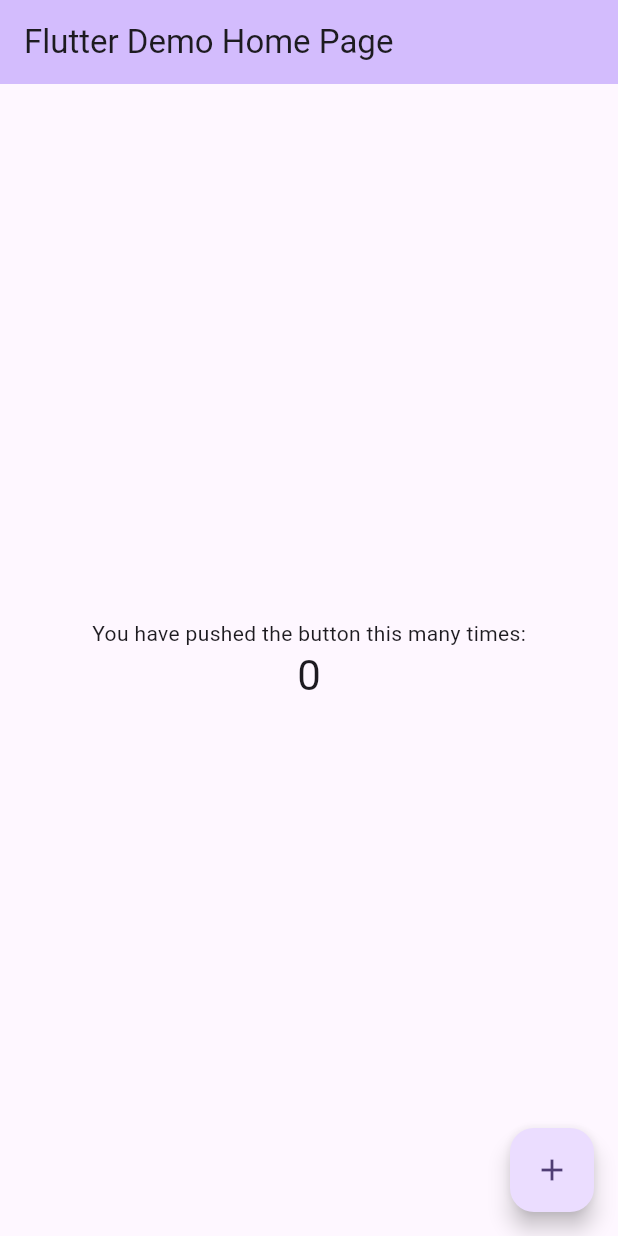
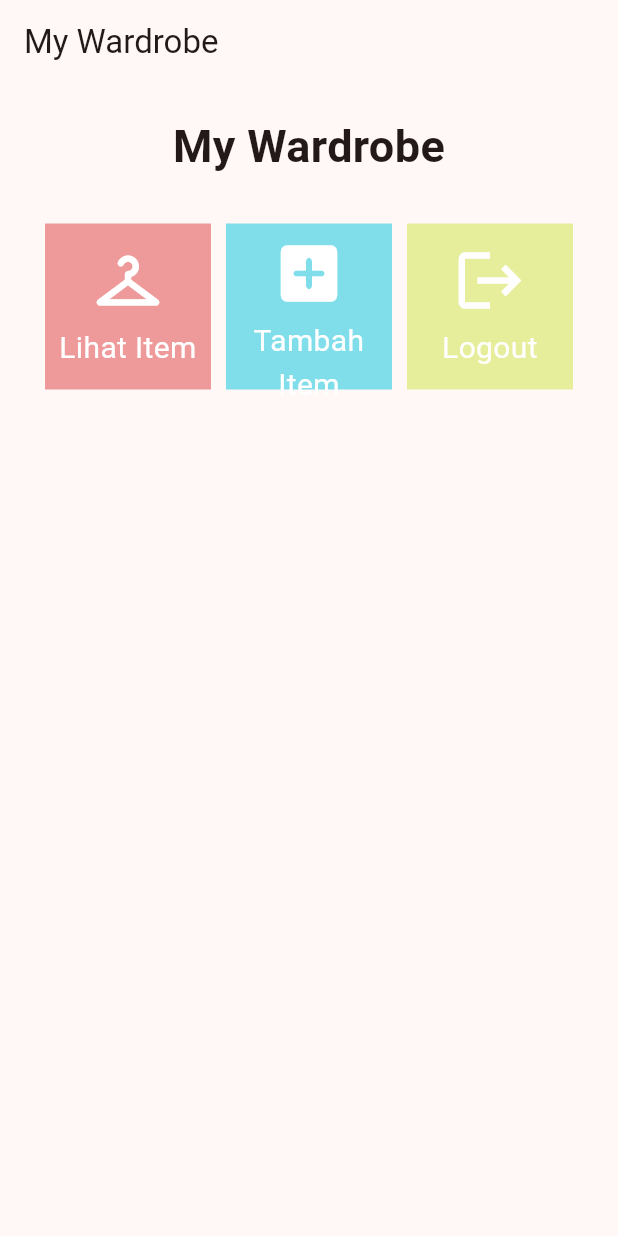
Before and after one commit to kilauakhyaari/MyWardrobe_mobile, a Flutter app: the screen it shows after launch, on a phone screen of 412 x 824 dp. Run offline on Flutter 3.47's test engine with Material 2 defaults, Android fonts, the phone set to English and light mode, and no system bars.

Commit message:
Sudah selesai mengerjakan tugas 7

```diff
--- a/lib/main.dart
+++ b/lib/main.dart
@@ -1,4 +1,5 @@
 import 'package:flutter/material.dart';
+import 'package:mywardrobe_mobile/menu.dart';
 
 void main() {
   runApp(const MyApp());
@@ -11,115 +12,12 @@
   @override
   Widget build(BuildContext context) {
     return MaterialApp(
-      title: 'Flutter Demo',
+      title: 'My Wardrobe',
       theme: ThemeData(
-        // This is the theme of your application.
-        //
-        // TRY THIS: Try running your application with "flutter run". You'll see
-        // the application has a blue toolbar. Then, without quitting the app,
-        // try changing the seedColor in the colorScheme below to Colors.green
-        // and then invoke "hot reload" (save your changes or press the "hot
-        // reload" button in a Flutter-supported IDE, or press "r" if you used
-        // the command line to start the app).
-        //
-        // Notice that the counter didn't reset back to zero; the application
-        // state is not lost during the reload. To reset the state, use hot
-        // restart instead.
-        //
-        // This works for code too, not just values: Most code changes can be
-        // tested with just a hot reload.
-        colorScheme: ColorScheme.fromSeed(seedColor: Colors.deepPurple),
+        colorScheme: ColorScheme.fromSeed(seedColor: Colors.redAccent),
         useMaterial3: true,
       ),
-      home: const MyHomePage(title: 'Flutter Demo Home Page'),
+      home: MyHomePage(),
     );
   }
 }
-
-class MyHomePage extends StatefulWidget {
-  const MyHomePage({super.key, required this.title});
-
-  // This widget is the home page of your application. It is stateful, meaning
-  // that it has a State object (defined below) that contains fields that affect
-  // how it looks.
-
-  // This class is the configuration for the state. It holds the values (in this
-  // case the title) provided by the parent (in this case the App widget) and
-  // used by the build method of the State. Fields in a Widget subclass are
-  // always marked "final".
-
-  final String title;
-
-  @override
-  State<MyHomePage> createState() => _MyHomePageState();
-}
-
-class _MyHomePageState extends State<MyHomePage> {
-  int _counter = 0;
-
-  void _incrementCounter() {
-    setState(() {
-      // This call to setState tells the Flutter framework that something has
-      // changed in this State, which causes it to rerun the build method below
-      // so that the display can reflect the updated values. If we changed
-      // _counter without calling setState(), then the build method would not be
-      // called again, and so nothing would appear to happen.
-      _counter++;
-    });
-  }
-
-  @override
-  Widget build(BuildContext context) {
-    // This method is rerun every time setState is called, for instance as done
-    // by the _incrementCounter method above.
-    //
-    // The Flutter framework has been optimized to make rerunning build methods
-    // fast, so that you can just rebuild anything that needs updating rather
-    // than having to individually change instances of widgets.
-    return Scaffold(
-      appBar: AppBar(
-        // TRY THIS: Try changing the color here to a specific color (to
-        // Colors.amber, perhaps?) and trigger a hot reload to see the AppBar
-        // change color while the other colors stay the same.
-        backgroundColor: Theme.of(context).colorScheme.inversePrimary,
-        // Here we take the value from the MyHomePage object that was created by
-        // the App.build method, and use it to set our appbar title.
-        title: Text(widget.title),
-      ),
-      body: Center(
-        // Center is a layout widget. It takes a single child and positions it
-        // in the middle of the parent.
-        child: Column(
-          // Column is also a layout widget. It takes a list of children and
-          // arranges them vertically. By default, it sizes itself to fit its
-          // children horizontally, and tries to be as tall as its parent.
-          //
-          // Column has various properties to control how it sizes itself and
-          // how it positions its children. Here we use mainAxisAlignment to
-          // center the children vertically; the main axis here is the vertical
-          // axis because Columns are vertical (the cross axis would be
-          // horizontal).
-          //
-          // TRY THIS: Invoke "debug painting" (choose the "Toggle Debug Paint"
-          // action in the IDE, or press "p" in the console), to see the
-          // wireframe for each widget.
-          mainAxisAlignment: MainAxisAlignment.center,
-          children: <Widget>[
-            const Text(
-              'You have pushed the button this many times:',
-            ),
-            Text(
-              '$_counter',
-              style: Theme.of(context).textTheme.headlineMedium,
-            ),
-          ],
-        ),
-      ),
-      floatingActionButton: FloatingActionButton(
-        onPressed: _incrementCounter,
-        tooltip: 'Increment',
-        child: const Icon(Icons.add),
-      ), // This trailing comma makes auto-formatting nicer for build methods.
-    );
-  }
-}
--- /dev/null
+++ b/lib/menu.dart
@@ -0,0 +1,112 @@
+import 'package:flutter/material.dart';
+
+class MyHomePage extends StatelessWidget {
+  MyHomePage({Key? key}) : super(key: key);
+
+  final List<WardrobeItem> items = [
+    WardrobeItem("Lihat Item", Icons.checkroom_rounded, Colors.red.shade200),
+    WardrobeItem("Tambah Item", Icons.add_box_rounded,Colors.cyan.shade200),
+    WardrobeItem("Logout", Icons.logout, Colors.lime.shade200),
+  ];
+
+  @override
+  Widget build(BuildContext context) {
+    return Scaffold(
+      appBar: AppBar(
+        title: const Text(
+          'My Wardrobe',
+        ),
+      ),
+      body: SingleChildScrollView(
+        // Widget wrapper yang dapat discroll
+        child: Padding(
+          padding: const EdgeInsets.all(10.0), // Set padding dari halaman
+          child: Column(
+            // Widget untuk menampilkan children secara vertikal
+            children: <Widget>[
+              const Padding(
+                padding: EdgeInsets.only(top: 10.0, bottom: 10.0),
+                // Widget Text untuk menampilkan tulisan dengan alignment center dan style yang sesuai
+                child: Text(
+                  'My Wardrobe',
+                  textAlign: TextAlign.center,
+                  style: TextStyle(
+                    fontSize: 30,
+                    fontWeight: FontWeight.bold,
+                  ),
+                ),
+              ),
+              // Grid layout
+              GridView.count(
+                // Container pada card kita.
+                primary: true,
+                padding: const EdgeInsets.all(20),
+                crossAxisSpacing: 10,
+                mainAxisSpacing: 10,
+                crossAxisCount: 3,
+                shrinkWrap: true,
+                children: items.map((WardrobeItem item) {
+                  // Iterasi untuk setiap item
+                  return WardrobeCard(item);
+                }).toList(),
+              ),
+            ],
+          ),
+        ),
+      ),
+    );
+  }
+}
+
+class  WardrobeItem {
+  final String name;
+  final IconData icon;
+  final Color color;
+
+  WardrobeItem(this.name, this.icon, this.color);
+}
+
+class WardrobeCard extends StatelessWidget {
+  final WardrobeItem item;
+
+  const WardrobeCard(this.item, {super.key}); // Constructor
+
+  @override
+  Widget build(BuildContext context) {
+    return Material(
+      color: item.color,
+      child: InkWell(
+        // Area responsive terhadap sentuhan
+        onTap: () {
+          // Memunculkan SnackBar ketika diklik
+          ScaffoldMessenger.of(context)
+            ..hideCurrentSnackBar()
+            ..showSnackBar(SnackBar(
+                content: Text("Kamu telah menekan tombol ${item.name}!")));
+        },
+        child: Container(
+          // Container untuk menyimpan Icon dan Text
+          padding: const EdgeInsets.all(8),
+          child: Center(
+            child: Column(
+              mainAxisAlignment: MainAxisAlignment.center,
+              children: [
+                Icon(
+                  item.icon,
+                  color: Colors.white,
+                  size: 50.0,
+                ),
+                const Padding(padding: EdgeInsets.all(3)),
+                Text(
+                  item.name,
+                  textAlign: TextAlign.center,
+                  style: const TextStyle(color: Colors.white, fontSize: 20),
+                ),
+              ],
+            ),
+          ),
+        ),
+      ),
+    );
+  }
+}
```
Also changed, not shown: 1 other file.
